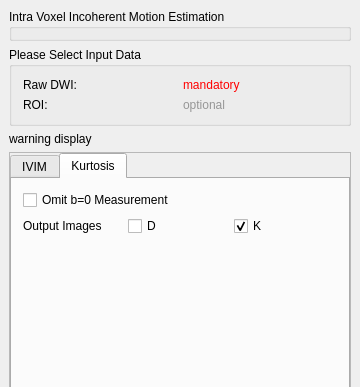
Above: Plugins/org.mitk.gui.qt.diffusionimaging/src/internal/QmitkIVIMViewControls.ui from MITK/MITK before the change; both pictures show x 0 to 360 and y 0 to 387 of the 360 by 1563 pixel window. Below: the same form after it.
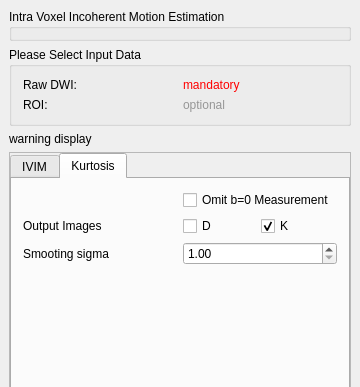
That is the form after the change. Custom widgets are drawn as their Qt base class.

Commit message:
Fully implement Kurtosis-Widget UI
 - add sigma control
 - add clipboard actions on buttons
 - add control of generating output images

```diff
--- a/Plugins/org.mitk.gui.qt.diffusionimaging/src/internal/QmitkIVIMViewControls.ui
+++ b/Plugins/org.mitk.gui.qt.diffusionimaging/src/internal/QmitkIVIMViewControls.ui
@@ -882,14 +882,7 @@
          <layout class="QVBoxLayout" name="verticalLayout_10">
           <item>
            <layout class="QGridLayout" name="gridLayout_5">
-            <item row="6" column="0">
-             <widget class="QCheckBox" name="m_OmitBZeroCB">
-              <property name="text">
-               <string>Omit b=0 Measurement</string>
-              </property>
-             </widget>
-            </item>
-            <item row="7" column="0">
+            <item row="7" column="1">
              <layout class="QHBoxLayout" name="horizontalLayout_5">
               <property name="spacing">
                <number>2</number>
@@ -898,20 +891,7 @@
                <enum>QLayout::SetMaximumSize</enum>
               </property>
               <item>
-               <widget class="QLabel" name="label_9">
-                <property name="minimumSize">
-                 <size>
-                  <width>80</width>
-                  <height>0</height>
-                 </size>
-                </property>
-                <property name="text">
-                 <string>Output Images</string>
-                </property>
-               </widget>
-              </item>
-              <item>
-               <widget class="QCheckBox" name="m_CheckD_2">
+               <widget class="QCheckBox" name="m_CheckKurtD">
                 <property name="text">
                  <string>D</string>
                 </property>
@@ -932,6 +912,49 @@
               </item>
              </layout>
             </item>
+            <item row="6" column="1">
+             <widget class="QCheckBox" name="m_OmitBZeroCB">
+              <property name="text">
+               <string>Omit b=0 Measurement</string>
+              </property>
+             </widget>
+            </item>
+            <item row="8" column="1">
+             <widget class="QDoubleSpinBox" name="m_SigmaSpinBox">
+              <property name="toolTip">
+               <string extracomment="Signa for gaussian smoothing applied prior to map computation"/>
+              </property>
+              <property name="minimum">
+               <double>1.000000000000000</double>
+              </property>
+              <property name="maximum">
+               <double>5.000000000000000</double>
+              </property>
+              <property name="singleStep">
+               <double>0.100000000000000</double>
+              </property>
+             </widget>
+            </item>
+            <item row="8" column="0">
+             <widget class="QLabel" name="label_10">
+              <property name="text">
+               <string>Smooting sigma</string>
+              </property>
+             </widget>
+            </item>
+            <item row="7" column="0">
+             <widget class="QLabel" name="label_9">
+              <property name="minimumSize">
+               <size>
+                <width>80</width>
+                <height>0</height>
+               </size>
+              </property>
+              <property name="text">
+               <string>Output Images</string>
+              </property>
+             </widget>
+            </item>
            </layout>
           </item>
           <item>
```
Left out of the diff: 2 changed lines with no effect on the pictures. The commit also changes 2 other files.
